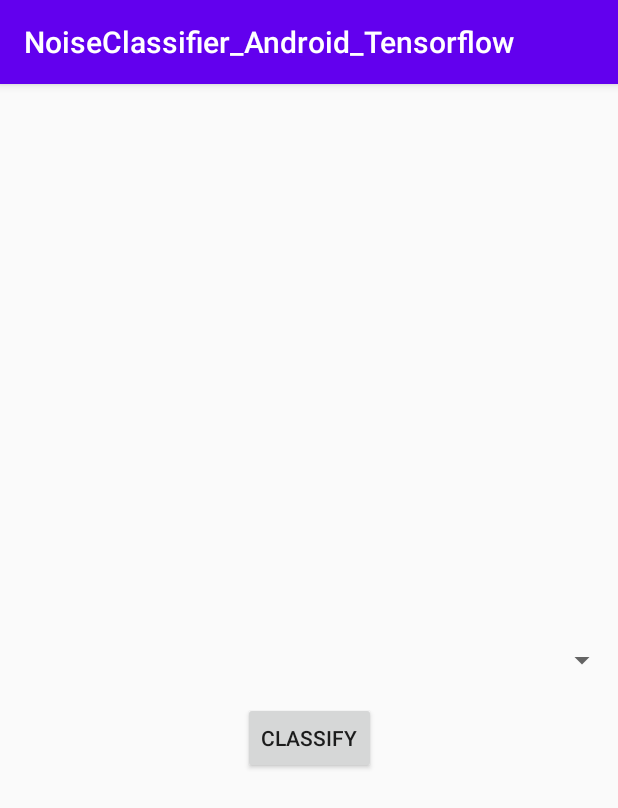
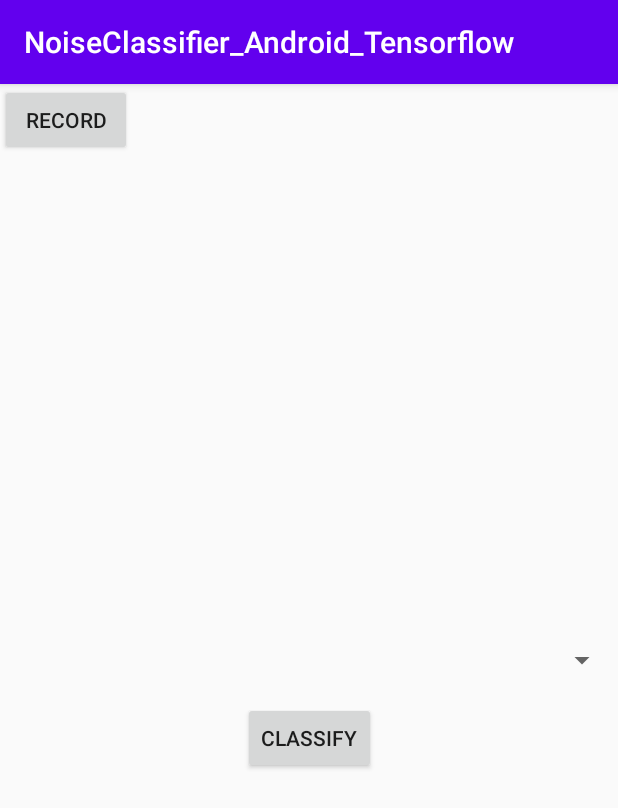
Before and after one commit to impuffs/serc, an Android app: the screen it shows after launch (MainActivity), on a phone screen of 412 x 824 dp. Shown: the top 808 px of the screen. Run offline under Robolectric (Android 15) with nearby library versions, the phone set to English and light mode, and no system bars; libraries missing offline, so code that uses them is left out: org.tensorflow.lite.

Commit message:
Write to the file

```diff
--- a/Android_Tensorflow_AudioClassifier-master/Android_Tensorflow_AudioClassifier-master/app/src/main/res/layout/activity_main.xml
+++ b/Android_Tensorflow_AudioClassifier-master/Android_Tensorflow_AudioClassifier-master/app/src/main/res/layout/activity_main.xml
@@ -30,5 +30,13 @@
         app:layout_constraintEnd_toEndOf="parent" android:layout_marginEnd="16dp" android:layout_marginTop="24dp"
         app:layout_constraintTop_toBottomOf="@+id/classify_button"/>
 
+    <Button
+        android:id="@+id/record_button"
+        android:layout_width="wrap_content"
+        android:layout_height="wrap_content"
+        android:text="Record"
+        tools:layout_editor_absoluteX="161dp"
+        tools:layout_editor_absoluteY="261dp" />
+
 
 </androidx.constraintlayout.widget.ConstraintLayout>
```
Also changed, not shown: Android_Tensorflow_AudioClassifier-master/Android_Tensorflow_AudioClassifier-master/app/src/main/java/com/tensorflow/android/noiseclassifier/MainActivity.kt (+34 -0 lines).
